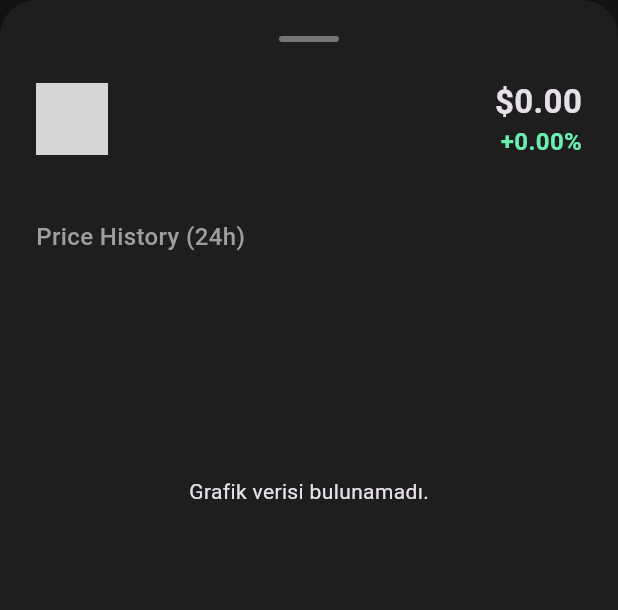
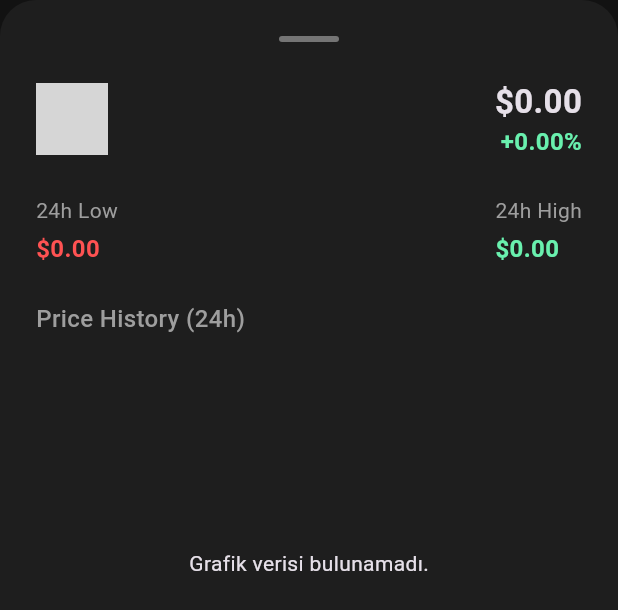
Before and after one commit to tokeribrahimemre/crypto_dashboard_v1, a Flutter app: the CryptoDetailBottomSheet widget shown alone on an empty page, opened directly with empty values, on a phone screen of 412 x 824 dp. Shown: the top 610 px of the screen. Run offline on Flutter 3.47's test engine with Material 3 defaults, Android fonts, the phone set to English and light mode, and no system bars; our stand-ins replace dartz, equatable, fl_chart, flutter_bloc, flutter_svg, get_it and 3 more; accounts and stored records are empty; network calls fail; grey boxes are pictures that could not be loaded.

Commit message:
Pagination high low ve 24 h volume eklendi

```diff
--- a/lib/features/crypto/domain/entities/crypto_entity.dart
+++ b/lib/features/crypto/domain/entities/crypto_entity.dart
@@ -12,6 +12,7 @@ class CryptoEntity extends Equatable {
   final String iconUrl;
   final List<double> sparkline;
   final bool isFavorite;
+  final double volume;
 
   const CryptoEntity({
     required this.id,
@@ -24,29 +25,43 @@ class CryptoEntity extends Equatable {
     required this.listedAt,
     required this.iconUrl,
     required this.sparkline,
+    required this.volume,
     this.isFavorite = false,
   });
 
   CryptoEntity copyWith({
+    String? id,
+    int? rank,
+    String? symbol,
+    String? name,
+    double? price,
+    double? change,
+    double? marketCap,
+    int? listedAt,
+    String? iconUrl,
+    List<double>? sparkline,
     bool? isFavorite,
+    double? volume,
   }) {
     return CryptoEntity(
-      id: id,
-      rank: rank,
-      symbol: symbol,
-      name: name,
-      price: price,
-      change: change,
-      marketCap: marketCap,
-      listedAt: listedAt,
-      iconUrl: iconUrl,
-      sparkline: sparkline,
+      id: id ?? this.id,
+      rank: rank ?? this.rank,
+      symbol: symbol ?? this.symbol,
+      name: name ?? this.name,
+      price: price ?? this.price,
+      change: change ?? this.change,
+      marketCap: marketCap ?? this.marketCap,
+      listedAt: listedAt ?? this.listedAt,
+      iconUrl: iconUrl ?? this.iconUrl,
+      sparkline: sparkline ?? this.sparkline,
       isFavorite: isFavorite ?? this.isFavorite,
+      volume: volume ?? this.volume,
     );
   }
 
   @override
   List<Object?> get props => [
-        id, rank, symbol, name, price, change, marketCap, listedAt, iconUrl, sparkline, isFavorite
+        id, rank, symbol, name, price, change, marketCap,
+        listedAt, iconUrl, sparkline, isFavorite, volume,
       ];
 }
--- a/lib/features/crypto/presentation/bloc/crypto_event.dart
+++ b/lib/features/crypto/presentation/bloc/crypto_event.dart
@@ -26,7 +26,7 @@ class ToggleFavoriteEvent extends CryptoEvent {
   List<Object> get props => [id];
 }
 
-enum CryptoSortType { rank, price, marketCap, change, listedAt }
+enum CryptoSortType { rank, price, marketCap, change, listedAt, volume }
 
 class SortCryptosEvent extends CryptoEvent {
   final CryptoSortType sortType;
@@ -36,3 +36,10 @@ class SortCryptosEvent extends CryptoEvent {
   @override
   List<Object> get props => [sortType];
 }
+
+class LoadMoreCryptosEvent extends CryptoEvent {
+  const LoadMoreCryptosEvent();
+
+  @override
+  List<Object> get props => [];
+}
--- a/lib/features/crypto/presentation/bloc/crypto_state.dart
+++ b/lib/features/crypto/presentation/bloc/crypto_state.dart
@@ -14,11 +14,25 @@ class CryptoLoading extends CryptoState {}
 
 class CryptoLoaded extends CryptoState {
   final List<CryptoEntity> cryptos;
+  final bool hasReachedMax;
 
-  const CryptoLoaded({required this.cryptos});
+  const CryptoLoaded({
+    required this.cryptos,
+    this.hasReachedMax = false,
+  });
+
+  CryptoLoaded copyWith({
+    List<CryptoEntity>? cryptos,
+    bool? hasReachedMax,
+  }) {
+    return CryptoLoaded(
+      cryptos: cryptos ?? this.cryptos,
+      hasReachedMax: hasReachedMax ?? this.hasReachedMax,
+    );
+  }
 
   @override
-  List<Object> get props => [cryptos];
+  List<Object> get props => [cryptos, hasReachedMax];
 }
 
 class CryptoError extends CryptoState {
--- a/lib/features/crypto/presentation/widgets/crypto_detail_bottom_sheet.dart
+++ b/lib/features/crypto/presentation/widgets/crypto_detail_bottom_sheet.dart
@@ -1,6 +1,7 @@
 import 'package:flutter/material.dart';
 import 'package:flutter_svg/flutter_svg.dart';
 import 'package:fl_chart/fl_chart.dart';
+import 'dart:math';
 import '../../domain/entities/crypto_entity.dart';
 
 class CryptoDetailBottomSheet extends StatelessWidget {
@@ -18,36 +19,33 @@ class CryptoDetailBottomSheet extends StatelessWidget {
       chartSpots.add(FlSpot(i.toDouble(), crypto.sparkline[i]));
     }
 
+    final double highValue = crypto.sparkline.isNotEmpty ? crypto.sparkline.reduce(max) : crypto.price;
+    final double lowValue = crypto.sparkline.isNotEmpty ? crypto.sparkline.reduce(min) : crypto.price;
+
     return Container(
       decoration: const BoxDecoration(
         color: Color(0xFF1E1E1E),
         borderRadius: BorderRadius.vertical(top: Radius.circular(24)),
       ),
       padding: const EdgeInsets.all(24.0),
-      height: MediaQuery.of(context).size.height * 0.6,
+      height: MediaQuery.of(context).size.height * 0.65,
       child: Column(
         crossAxisAlignment: CrossAxisAlignment.start,
         children: [
           Center(
             child: Container(
-              width: 40,
-              height: 4,
-              decoration: BoxDecoration(
-                color: Colors.grey.shade600,
-                borderRadius: BorderRadius.circular(2),
-              ),
+              width: 40, height: 4,
+              decoration: BoxDecoration(color: Colors.grey.shade600, borderRadius: BorderRadius.circular(2)),
             ),
           ),
           const SizedBox(height: 24),
-
           Row(
             mainAxisAlignment: MainAxisAlignment.spaceBetween,
             children: [
               Row(
                 children: [
                   SizedBox(
-                    width: 48,
-                    height: 48,
+                    width: 48, height: 48,
                     child: crypto.iconUrl.toLowerCase().endsWith('.svg')
                         ? SvgPicture.network(crypto.iconUrl)
                         : Image.network(crypto.iconUrl),
@@ -56,14 +54,8 @@ class CryptoDetailBottomSheet extends StatelessWidget {
                   Column(
                     crossAxisAlignment: CrossAxisAlignment.start,
                     children: [
-                      Text(
-                        crypto.name,
-                        style: const TextStyle(fontSize: 22, fontWeight: FontWeight.bold),
-                      ),
-                      Text(
-                        crypto.symbol,
-                        style: TextStyle(fontSize: 16, color: Colors.grey.shade400),
-                      ),
+                      Text(crypto.name, style: const TextStyle(fontSize: 22, fontWeight: FontWeight.bold)),
+                      Text(crypto.symbol, style: TextStyle(fontSize: 16, color: Colors.grey.shade400)),
                     ],
                   ),
                 ],
@@ -71,24 +63,25 @@ class CryptoDetailBottomSheet extends StatelessWidget {
               Column(
                 crossAxisAlignment: CrossAxisAlignment.end,
                 children: [
-                  Text(
-                    '\$${crypto.price.toStringAsFixed(2)}',
-                    style: const TextStyle(fontSize: 22, fontWeight: FontWeight.bold),
-                  ),
-                  Text(
-                    '${isPositive ? '+' : ''}${crypto.change.toStringAsFixed(2)}%',
-                    style: TextStyle(fontSize: 16, color: themeColor, fontWeight: FontWeight.w600),
-                  ),
+                  Text('\$${crypto.price.toStringAsFixed(2)}', style: const TextStyle(fontSize: 22, fontWeight: FontWeight.bold)),
+                  Text('${isPositive ? '+' : ''}${crypto.change.toStringAsFixed(2)}%',
+                    style: TextStyle(fontSize: 16, color: themeColor, fontWeight: FontWeight.w600)),
                 ],
               )
             ],
           ),
-          const SizedBox(height: 40),
+          const SizedBox(height: 24),
 
-          const Text(
-            'Price History (24h)',
-            style: TextStyle(fontSize: 16, fontWeight: FontWeight.w500, color: Colors.grey),
+          Row(
+            mainAxisAlignment: MainAxisAlignment.spaceBetween,
+            children: [
+              _buildStatItem('24h Low', '\$${lowValue.toStringAsFixed(2)}', Colors.redAccent),
+              _buildStatItem('24h High', '\$${highValue.toStringAsFixed(2)}', Colors.greenAccent),
+            ],
           ),
+
+          const SizedBox(height: 24),
+          const Text('Price History (24h)', style: TextStyle(fontSize: 16, fontWeight: FontWeight.w500, color: Colors.grey)),
           const SizedBox(height: 16),
           Expanded(
             child: chartSpots.isEmpty
@@ -106,10 +99,7 @@ class CryptoDetailBottomSheet extends StatelessWidget {
                           barWidth: 3,
                           isStrokeCapRound: true,
                           dotData: FlDotData(show: false),
-                          belowBarData: BarAreaData(
-                            show: true,
-                            color: themeColor.withOpacity(0.15),
-                          ),
+                          belowBarData: BarAreaData(show: true, color: themeColor.withOpacity(0.15)),
                         ),
                       ],
                     ),
@@ -119,4 +109,15 @@ class CryptoDetailBottomSheet extends StatelessWidget {
       ),
     );
   }
+
+  Widget _buildStatItem(String title, String value, Color valueColor) {
+    return Column(
+      crossAxisAlignment: CrossAxisAlignment.start,
+      children: [
+        Text(title, style: TextStyle(color: Colors.grey.shade500, fontSize: 14)),
+        const SizedBox(height: 4),
+        Text(value, style: TextStyle(color: valueColor, fontSize: 16, fontWeight: FontWeight.bold)),
+      ],
+    );
+  }
 }
```
Also changed, not shown: lib/features/crypto/data/models/crypto_model.dart (+25 -26 lines), lib/features/crypto/presentation/bloc/crypto_bloc.dart (+58 -11 lines), lib/features/crypto/presentation/pages/crypto_list_page.dart (+44 -23 lines), 3 other files.
